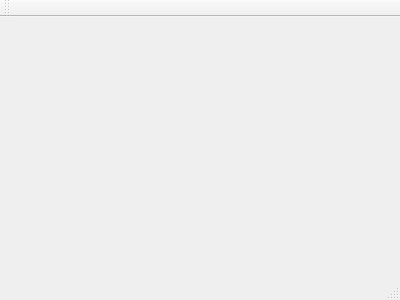
First picture: the form in src/ouroboros.ui, repository KasaiDot/Ouroboros, before the edit.
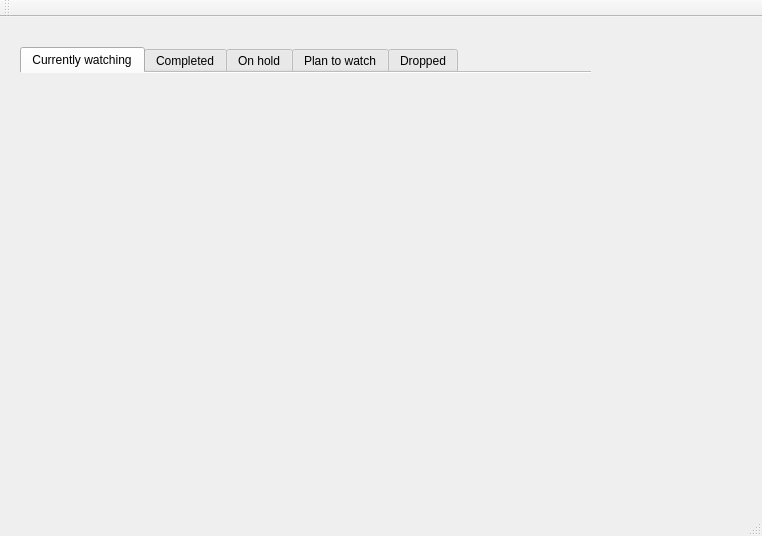
Second picture: the form after the edit.

What changed in the file:
```diff
--- a/src/ouroboros.ui
+++ b/src/ouroboros.ui
@@ -1,24 +1,84 @@
 <ui version="4.0">
  <class>Ouroboros</class>
- <widget class="QMainWindow" name="Ouroboros" >
-  <property name="geometry" >
+ <widget class="QMainWindow" name="Ouroboros">
+  <property name="geometry">
    <rect>
     <x>0</x>
     <y>0</y>
-    <width>400</width>
-    <height>300</height>
+    <width>762</width>
+    <height>536</height>
    </rect>
   </property>
   <property name="windowTitle" >
    <string>Ouroboros</string>
   </property>
-  <widget class="QMenuBar" name="menuBar" />
-  <widget class="QToolBar" name="mainToolBar" />
-  <widget class="QWidget" name="centralWidget" />
-  <widget class="QStatusBar" name="statusBar" />
+  <widget class="QWidget" name="centralWidget">
+   <widget class="QTabWidget" name="MainTabWidget">
+    <property name="geometry">
+     <rect>
+      <x>20</x>
+      <y>30</y>
+      <width>571</width>
+      <height>411</height>
+     </rect>
+    </property>
+    <property name="tabShape">
+     <enum>QTabWidget::Rounded</enum>
+    </property>
+    <property name="currentIndex">
+     <number>0</number>
+    </property>
+    <property name="documentMode">
+     <bool>true</bool>
+    </property>
+    <widget class="QWidget" name="Tab_CurrentlyWatching">
+     <attribute name="title">
+      <string>Currently watching</string>
+     </attribute>
+    </widget>
+    <widget class="QWidget" name="Tab_Completed">
+     <attribute name="title">
+      <string>Completed</string>
+     </attribute>
+    </widget>
+    <widget class="QWidget" name="Tab_OnHold">
+     <attribute name="title">
+      <string>On hold</string>
+     </attribute>
+    </widget>
+    <widget class="QWidget" name="Tab_PlanToWatch">
+     <attribute name="title">
+      <string>Plan to watch</string>
+     </attribute>
+    </widget>
+    <widget class="QWidget" name="Tab_Dropped">
+     <attribute name="title">
+      <string>Dropped</string>
+     </attribute>
+    </widget>
+   </widget>
+  </widget>
+  <widget class="QMenuBar" name="MainMenuBar">
+   <property name="geometry">
+    <rect>
+     <x>0</x>
+     <y>0</y>
+     <width>762</width>
+     <height>21</height>
+    </rect>
+   </property>
+  </widget>
+  <widget class="QToolBar" name="MainToolBar">
+   <attribute name="toolBarArea">
+    <enum>TopToolBarArea</enum>
+   </attribute>
+   <attribute name="toolBarBreak">
+    <bool>false</bool>
+   </attribute>
+  </widget>
+  <widget class="QStatusBar" name="MainStatusBar"/>
  </widget>
- <layoutDefault spacing="6" margin="11" />
- <pixmapfunction></pixmapfunction>
+ <layoutdefault spacing="6" margin="11"/>
  <resources/>
  <connections/>
 </ui>
```
Left out of the diff: 3 changed lines with no effect on the pictures.
